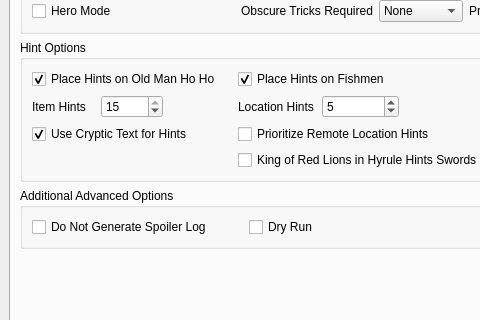
This is wwr_ui/randomizer_window.ui in tanjo3/wwrando as Qt 5 draws it before an edit; both pictures show x 0 to 480 and y 143 to 463 of the 914 by 757 pixel window. The edited form follows.
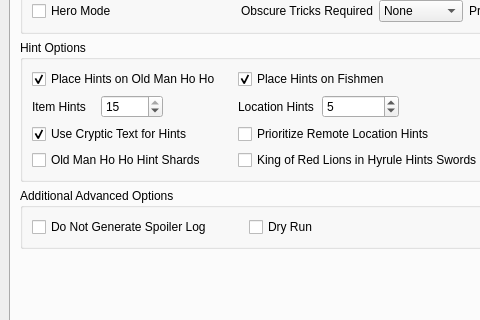
This is the edited form. The open tabs and pages were chosen to show the change. Custom widgets are drawn as their Qt base class.

Commit message: Add option to have Old Man Ho Ho hint shards

```diff
--- a/wwr_ui/randomizer_window.ui
+++ b/wwr_ui/randomizer_window.ui
@@ -1175,6 +1175,13 @@
                  </property>
                 </widget>
                </item>
+               <item row="7" column="0">
+                <widget class="QCheckBox" name="hoho_hint_shards">
+                 <property name="text">
+                  <string>Old Man Ho Ho Hint Shards</string>
+                 </property>
+                </widget>
+               </item>
                <item row="7" column="1">
                 <widget class="QCheckBox" name="korl_hints_swords">
                  <property name="text">
```
Left out of the diff: 1 changed line with no effect on the pictures. The commit also changes 6 other files.
